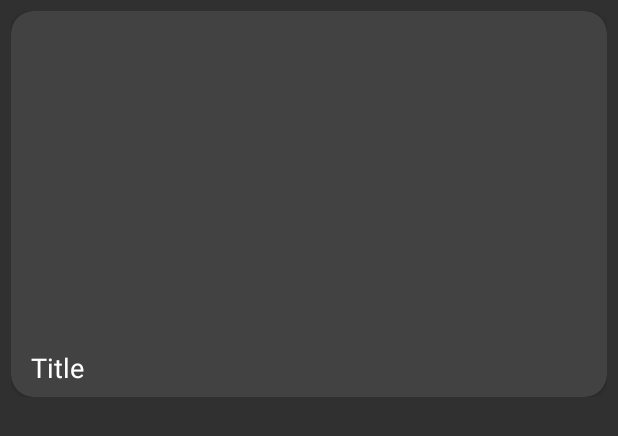
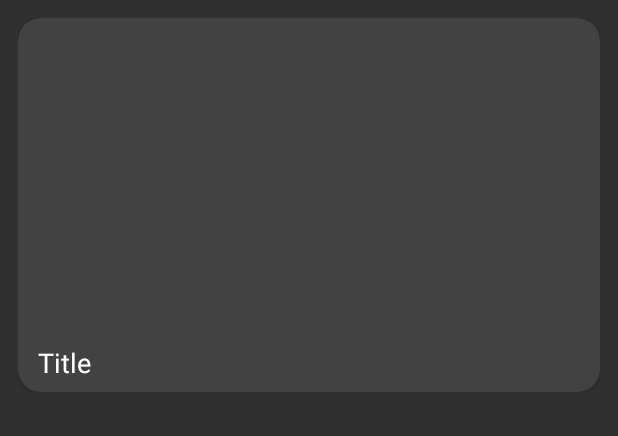
Before and after one commit to ayushvatsal/NewsVert, an Android app: the layout item_news.xml on its own in the app's theme, with its tools: preview values and no code run, on a phone screen of 412 x 824 dp. Shown: the top 436 px of the screen. Run offline under Robolectric (Android 15) with nearby library versions, the phone set to English and light mode, and no system bars; network calls fail.

Commit message:
final ui

```diff
--- a/app/src/main/res/layout/item_news.xml
+++ b/app/src/main/res/layout/item_news.xml
@@ -2,7 +2,7 @@
 <RelativeLayout xmlns:android="http://schemas.android.com/apk/res/android"
     xmlns:app="http://schemas.android.com/apk/res-auto"
 
-    android:padding="7dp"
+    android:padding="12dp"
     android:layout_width="match_parent"
     android:layout_height="wrap_content">
     <androidx.cardview.widget.CardView
@@ -17,14 +17,13 @@
         android:layout_width="match_parent"
         android:id="@+id/image"
         android:scaleType="centerCrop"
-        android:layout_height="220dp"/>
+        android:layout_height="210dp"/>
     <TextView
         android:id="@+id/title"
         android:maxLines="2"
         android:ellipsize="end"
-        android:layout_marginTop="5dp"
+        android:layout_marginVertical="7dp"
         android:paddingHorizontal="13dp"
-        android:layout_marginBottom="7dp"
         android:layout_below="@+id/image"
         android:layout_width="match_parent"
         android:layout_height="wrap_content"
```
